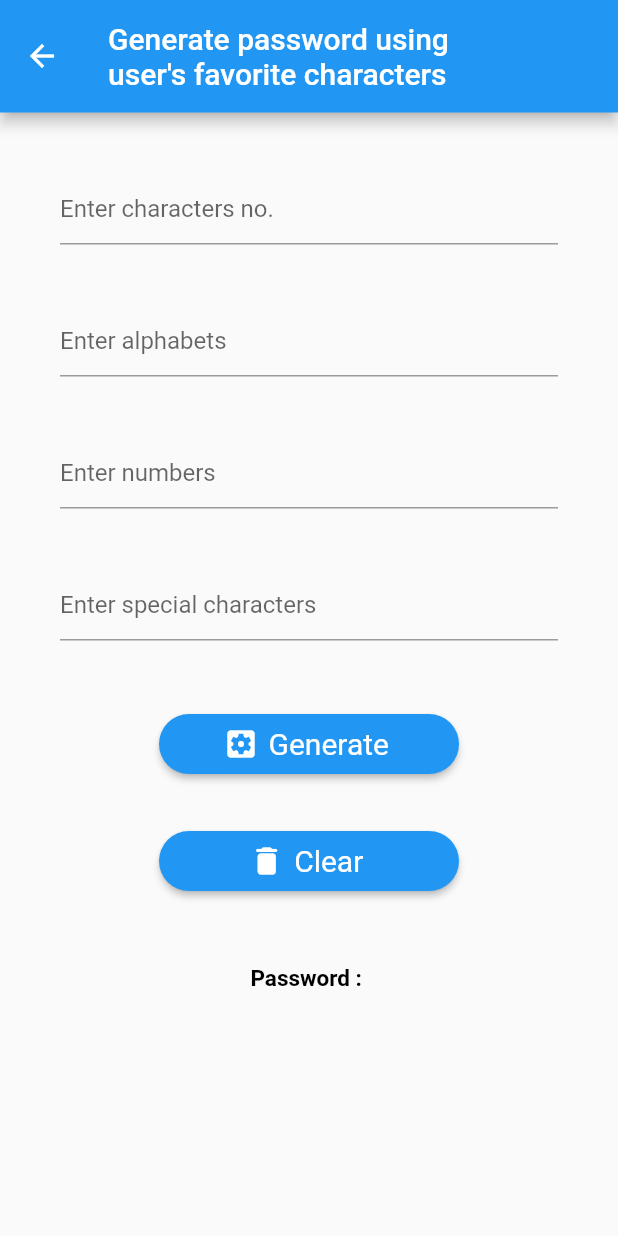
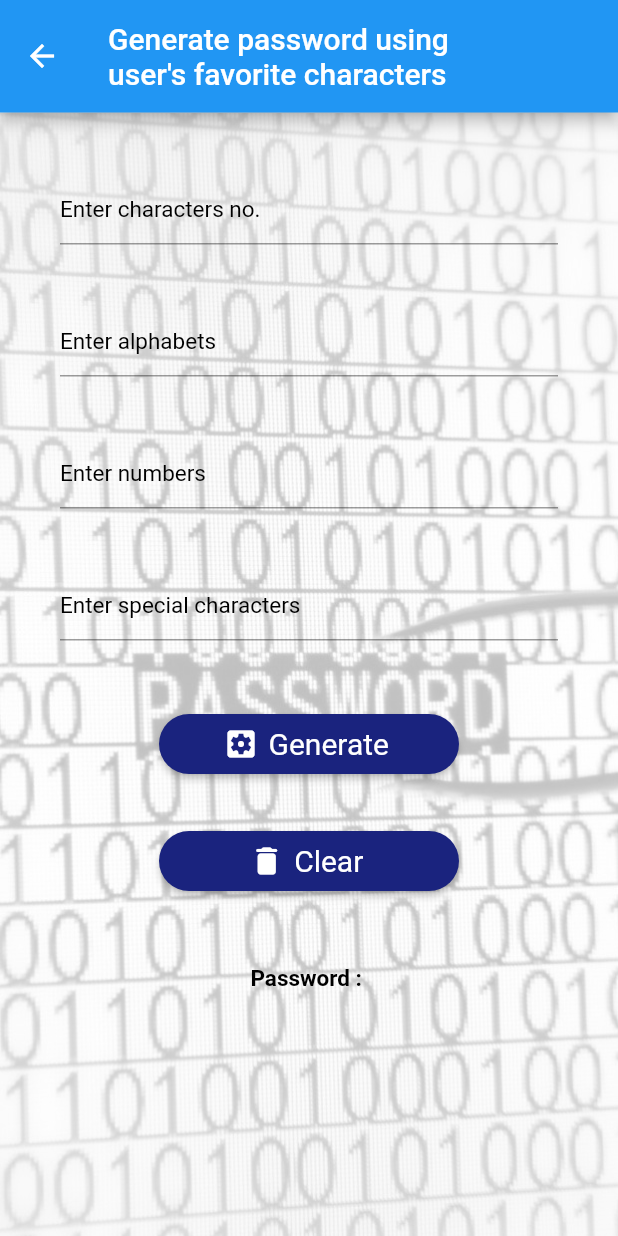
Before and after one commit to mdinoshc/password_generator_android, a Flutter app: the screen it shows after launch, after a tap on "User Defined Generate", on a phone screen of 412 x 824 dp. Run offline on Flutter 3.47's test engine with Material 2 defaults, Android fonts, the phone set to English and light mode, and no system bars.

Commit message:
first commit

```diff
--- a/lib/home.dart
+++ b/lib/home.dart
@@ -1,6 +1,7 @@
 import 'package:flutter/material.dart';
 import 'package:pwd_gen/auto_generate.dart';
 import 'package:pwd_gen/user_generate.dart';
+import 'package:pwd_gen/main.dart';
 
 class menu_page extends StatefulWidget {
   const menu_page({ Key? key }) : super(key: key);
@@ -9,24 +10,33 @@ class menu_page extends StatefulWidget {
   _menu_pageState createState() => _menu_pageState();
 }
 
-// ThemeData _LightTheme = ThemeData(
-//   brightness: Brightness.light,
-// );
+ThemeData _LightTheme = ThemeData(
+  brightness: Brightness.light,
+);
 
-// ThemeData _darkTheme = ThemeData(
-//   brightness: Brightness.dark,
-// );
+ThemeData _darkTheme = ThemeData(
+  brightness: Brightness.dark,
+);
 
-// bool _Light = true;
+bool _Light = true;
 
 class _menu_pageState extends State<menu_page> {
   get child => null;
 
   @override
   Widget build(BuildContext context) {
-    // theme: _Light ? _LightTheme:_darkTheme;
     return Scaffold(
       body: new Container(
+        constraints:const BoxConstraints.expand(),
+        decoration: const BoxDecoration(
+          image: DecorationImage(
+            image: AssetImage(
+              "assets/images/bckgrnd.jpg",
+              ),
+            // colorFilter: ColorFilter.mode(Colors.white, BlendMode.dstATop),
+            fit: BoxFit.cover
+            )
+        ),
         padding: const EdgeInsets.all(40.0),
         child: SingleChildScrollView(
           child: new Column(
@@ -64,14 +74,19 @@ class _menu_pageState extends State<menu_page> {
                   child: Text(
                     "Auto Generate"
                   ),
+                  // child:Decoration: BoxDecoration(
+                  //     gradient: const LinearGradient(colors: [Colors.red, Colors.yellow]),
+                  //   ),
                   style: ElevatedButton.styleFrom(
                     fixedSize: const Size(250, 40),
                     textStyle: TextStyle(
                       fontSize: 20,
                     ),
+                    primary: Colors.indigo[900],
+                    shadowColor: Colors.black,
                     shape: RoundedRectangleBorder(
                       borderRadius: BorderRadius.circular(20)
-                    )
+                    ),
                   ),
                   ),
                   new Padding(
@@ -86,6 +101,8 @@ class _menu_pageState extends State<menu_page> {
                   ),
                   style: ElevatedButton.styleFrom(
                     fixedSize: const Size(250, 40),
+                    shadowColor: Colors.black,
+                    primary: Colors.indigo[900],
                     textStyle: TextStyle(
                       fontSize: 20,
                     ),
@@ -94,13 +111,6 @@ class _menu_pageState extends State<menu_page> {
                     )
                   ),
                   ),
-                  // new Switch(
-                  //   value: _Light,
-                  //   onChanged: (state) {
-                  //     setState(() {
-                  //       _Light=state;
-                  //     });
-                  //   }),
             ],
           ),
         ),
--- a/lib/main.dart
+++ b/lib/main.dart
@@ -9,21 +9,39 @@ class MyApp extends StatelessWidget {
   // This widget is the root of your application.
   @override
   Widget build(BuildContext context) {
+    return DarkLightTheme();
+  }
+}
+
+class DarkLightTheme extends StatefulWidget {
+  const DarkLightTheme({
+    Key? key,
+  }) : super(key: key);
+
+  @override
+  _DarkLightThemeState createState() => _DarkLightThemeState();
+}
+
+// ThemeData _LightTheme = ThemeData(
+//   brightness: Brightness.light,
+// );
+
+// ThemeData _darkTheme = ThemeData(
+//   brightness: Brightness.dark,
+// );
+
+// bool _Light = true;
+// Color c = const Color.fromRGBO(3, 37, 126, 100);
+
+class _DarkLightThemeState extends State<DarkLightTheme> {
+  @override
+  Widget build(BuildContext context) {
     return MaterialApp(
+      theme: new ThemeData(
+        primaryColor: Colors.indigo[900],
+      ),
       title: 'Flutter Demo',
       debugShowCheckedModeBanner: false,
-      theme: ThemeData(
-        // This is the theme of your application.
-        //
-        // Try running your application with "flutter run". You'll see the
-        // application has a blue toolbar. Then, without quitting the app, try
-        // changing the primarySwatch below to Colors.green and then invoke
-        // "hot reload" (press "r" in the console where you ran "flutter run",
-        // or simply save your changes to "hot reload" in a Flutter IDE).
-        // Notice that the counter didn't reset back to zero; the application
-        // is not restarted.
-        primarySwatch: Colors.blue,
-      ),
       home: menu_page(),
     );
   }
--- a/lib/user_generate.dart
+++ b/lib/user_generate.dart
@@ -106,6 +106,16 @@ void clear() {
         title: Text("Generate password using\nuser's favorite characters"),
       ),
       body: new Container(
+        constraints:const BoxConstraints.expand(),
+        decoration: const BoxDecoration(
+          image: DecorationImage(
+            image: AssetImage(
+              "assets/images/bckgrnd.jpg",
+              ),
+            // colorFilter: ColorFilter.mode(Colors.white, BlendMode.dstATop),
+            fit: BoxFit.cover
+            )
+        ),
         padding: const EdgeInsets.all(40.0),
         child: SingleChildScrollView(
           child: new Column(
@@ -133,7 +143,8 @@ void clear() {
               ),
               new TextField(
                     keyboardType: TextInputType.number,
-                    decoration: new InputDecoration(hintText: "Enter characters no."),
+                    decoration: new InputDecoration(hintText: "Enter characters no.",
+                    hintStyle: TextStyle(fontSize: 15.0, color: Colors.black),),
                     controller: t1,
                   ),
 
@@ -154,7 +165,8 @@ void clear() {
               ),
               new TextField(
                     keyboardType: TextInputType.text,
-                    decoration: new InputDecoration(hintText: "Enter alphabets"),
+                    decoration: new InputDecoration(hintText: "Enter alphabets",
+                    hintStyle: TextStyle(fontSize: 15.0, color: Colors.black),),
                     controller: t2,
                   ),
 
@@ -175,7 +187,8 @@ void clear() {
               ),
               new TextField(
                     keyboardType: TextInputType.text,
-                    decoration: new InputDecoration(hintText: "Enter numbers"),
+                    decoration: new InputDecoration(hintText: "Enter numbers",
+                    hintStyle: TextStyle(fontSize: 15.0, color: Colors.black),),
                     controller: t3,
                   ),
 
@@ -196,7 +209,8 @@ void clear() {
               ),
               new TextField(
                     keyboardType: TextInputType.text,
-                    decoration: new InputDecoration(hintText: "Enter special characters"),
+                    decoration: new InputDecoration(hintText: "Enter special characters",
+                    hintStyle: TextStyle(fontSize: 15.0, color: Colors.black),),
                     controller: t4,
                   ),
 
@@ -226,6 +240,8 @@ void clear() {
                     icon: Icon(Icons.settings_applications),
                     style: ElevatedButton.styleFrom(
                       fixedSize: const Size(200, 40),
+                      shadowColor: Colors.black,
+                      primary: Colors.indigo[900],
                     textStyle: TextStyle(
                       fontSize: 20,
                     ),
@@ -261,6 +277,8 @@ void clear() {
                 icon: Icon(Icons.delete_rounded),
                 style: ElevatedButton.styleFrom(
                   fixedSize: const Size(200, 40),
+                  shadowColor: Colors.black,
+                  primary: Colors.indigo[900],
                     textStyle: TextStyle(
                       fontSize: 20,
                     ),
--- a/pubspec.yaml
+++ b/pubspec.yaml
@@ -56,6 +56,7 @@ flutter:
   # To add assets to your application, add an assets section, like this:
   assets:
     - assets/images/pwd.PNG
+    - assets/images/bckgrnd.jpg
 
   # An image asset can refer to one or more resolution-specific "variants", see
   # https://flutter.dev/assets-and-images/#resolution-aware.
```
Also changed, not shown: lib/auto_generate.dart (+24 -8 lines), assets/images/bckgrnd.jpg (added).
